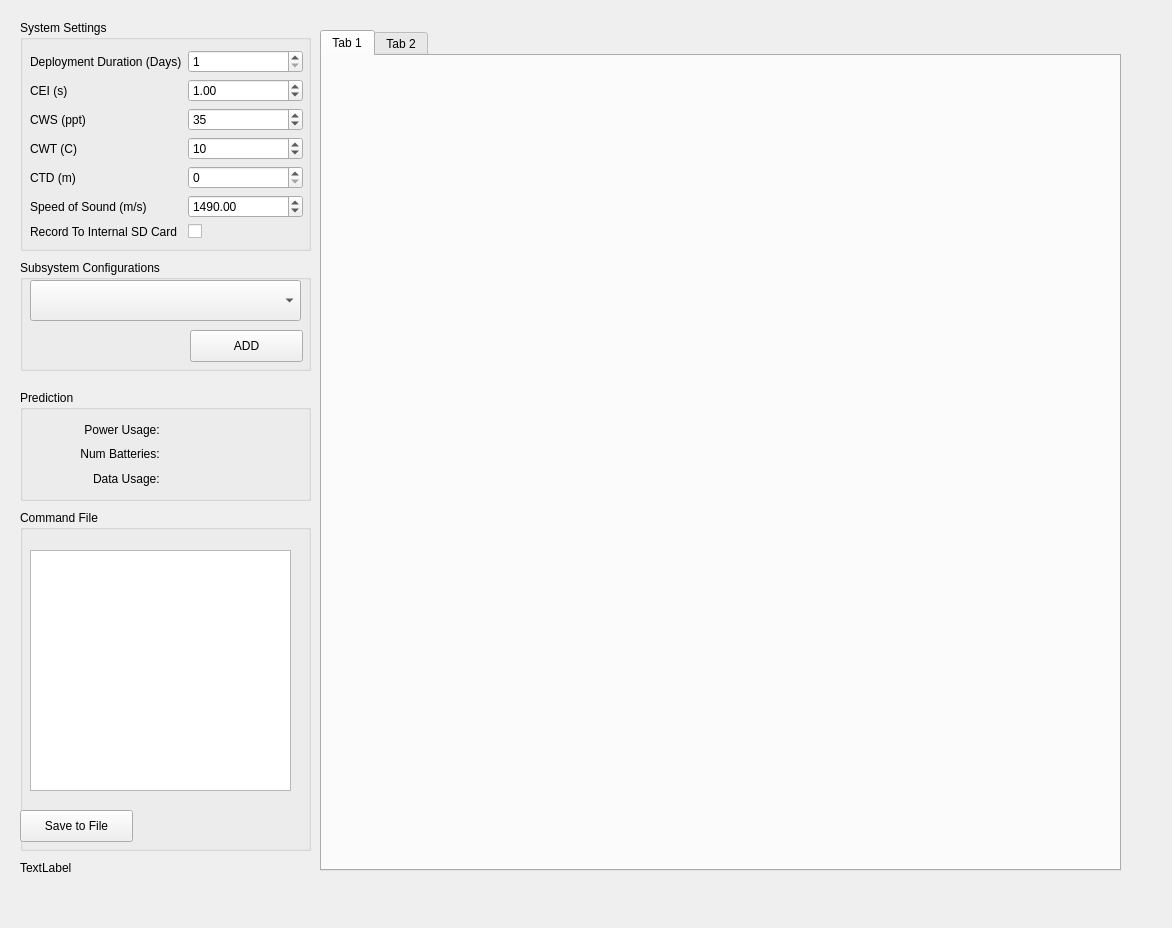
The window that PredictR_view/predictor_view.ui (ricorx7/PredictR) describes before a commit, drawn with Qt 5.
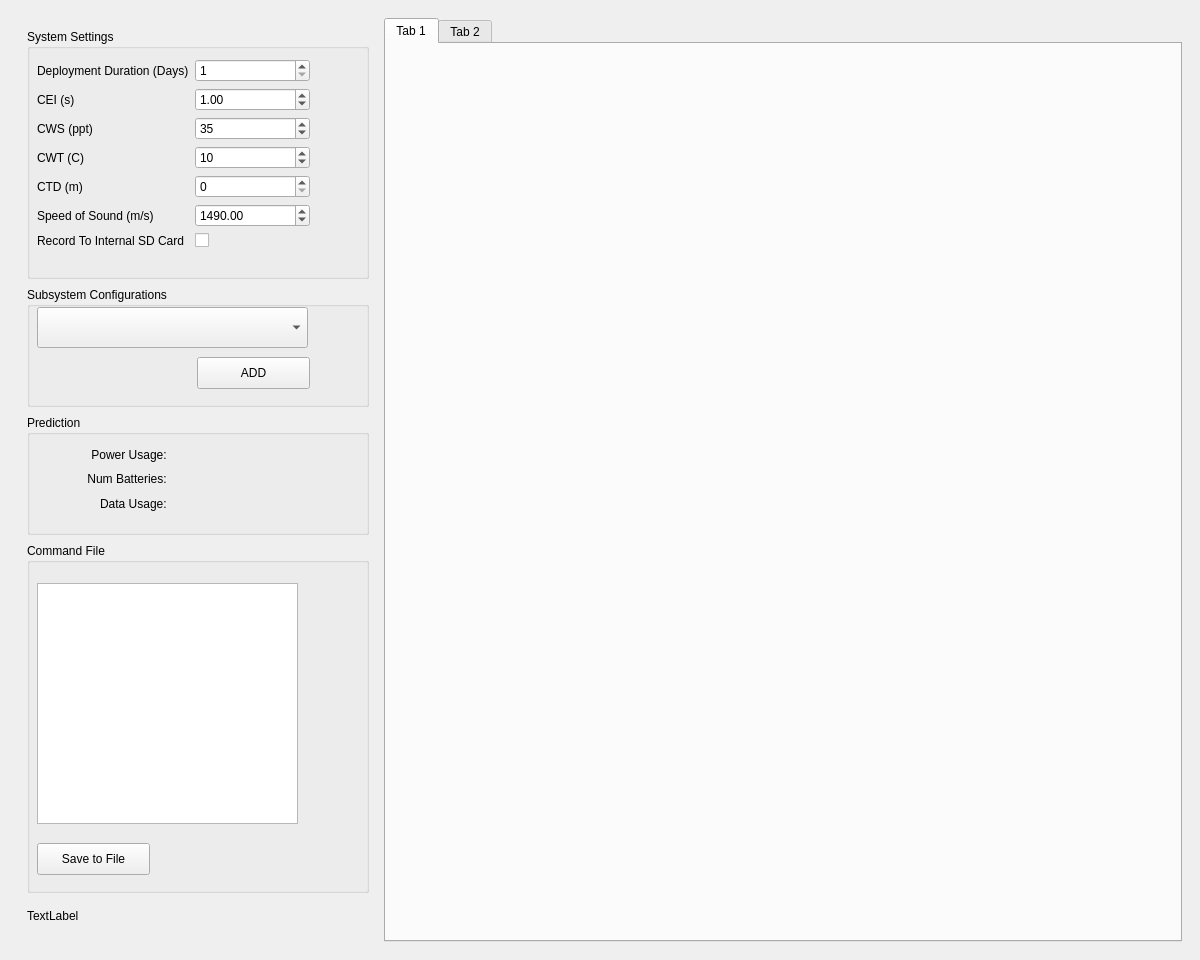
The same window after the commit.

Commit message: Added scrollbar to view

```diff
--- a/PredictR_view/predictor_view.ui
+++ b/PredictR_view/predictor_view.ui
@@ -6,22 +6,79 @@
    <rect>
     <x>0</x>
     <y>0</y>
-    <width>1172</width>
-    <height>928</height>
+    <width>1200</width>
+    <height>960</height>
    </rect>
   </property>
   <property name="windowTitle">
    <string>MainWindow</string>
   </property>
   <widget class="QWidget" name="centralWidget">
+   <layout class="QGridLayout" name="gridLayout">
+    <item row="0" column="0">
+     <widget class="QScrollArea" name="scrollArea">
+      <property name="frameShape">
+       <enum>QFrame::NoFrame</enum>
+      </property>
+      <property name="lineWidth">
+       <number>0</number>
+      </property>
+      <property name="verticalScrollBarPolicy">
+       <enum>Qt::ScrollBarAsNeeded</enum>
+      </property>
+      <property name="horizontalScrollBarPolicy">
+       <enum>Qt::ScrollBarAsNeeded</enum>
+      </property>
+      <property name="sizeAdjustPolicy">
+       <enum>QAbstractScrollArea::AdjustToContents</enum>
+      </property>
+      <property name="widgetResizable">
+       <bool>true</bool>
+      </property>
+      <widget class="QWidget" name="scrollAreaWidgetContents">
+       <property name="geometry">
+        <rect>
+         <x>0</x>
+         <y>0</y>
+         <width>1182</width>
+         <height>942</height>
+        </rect>
+       </property>
+       <layout class="QHBoxLayout" name="horizontalLayout">
+        <item>
+         <widget class="QWidget" name="widget" native="true">
+          <property name="sizePolicy">
+           <sizepolicy hsizetype="Preferred" vsizetype="Preferred">
+            <horstretch>0</horstretch>
+            <verstretch>0</verstretch>
+           </sizepolicy>
+          </property>
+          <property name="minimumSize">
+           <size>
+            <width>360</width>
+            <height>900</height>
+           </size>
+          </property>
+          <property name="maximumSize">
+           <size>
+            <width>360</width>
+            <height>16777214</height>
+           </size>
+          </property>
+          <layout class="QGridLayout" name="gridLayout_3">
+           <item row="0" column="0">
    <widget class="QGroupBox" name="groupBox">
-    <property name="geometry">
-     <rect>
-      <x>20</x>
-      <y>20</y>
-      <width>291</width>
-      <height>231</height>
-     </rect>
+             <property name="sizePolicy">
+              <sizepolicy hsizetype="Minimum" vsizetype="Minimum">
+               <horstretch>0</horstretch>
+               <verstretch>0</verstretch>
+              </sizepolicy>
+             </property>
+             <property name="maximumSize">
+              <size>
+               <width>16777215</width>
+               <height>250</height>
+              </size>
     </property>
     <property name="title">
      <string>System Settings</string>
@@ -155,14 +212,20 @@
      </layout>
     </widget>
    </widget>
+           </item>
+           <item row="1" column="0">
    <widget class="QGroupBox" name="subsystemConfigGroupBox">
-    <property name="geometry">
-     <rect>
-      <x>20</x>
-      <y>260</y>
-      <width>291</width>
-      <height>111</height>
-     </rect>
+             <property name="sizePolicy">
+              <sizepolicy hsizetype="Preferred" vsizetype="Minimum">
+               <horstretch>0</horstretch>
+               <verstretch>0</verstretch>
+              </sizepolicy>
+             </property>
+             <property name="maximumSize">
+              <size>
+               <width>16777215</width>
+               <height>120</height>
+              </size>
     </property>
     <property name="title">
      <string>Subsystem Configurations</string>
@@ -191,40 +254,20 @@
      </property>
     </widget>
    </widget>
-   <widget class="QTabWidget" name="tabSubsystem">
-    <property name="enabled">
-     <bool>true</bool>
-    </property>
-    <property name="geometry">
-     <rect>
-      <x>320</x>
-      <y>30</y>
-      <width>801</width>
-      <height>841</height>
-     </rect>
-    </property>
-    <property name="currentIndex">
-     <number>0</number>
-    </property>
-    <widget class="QWidget" name="tab_3">
-     <attribute name="title">
-      <string>Tab 1</string>
-     </attribute>
-    </widget>
-    <widget class="QWidget" name="tab_4">
-     <attribute name="title">
-      <string>Tab 2</string>
-     </attribute>
-    </widget>
-   </widget>
+           </item>
+           <item row="2" column="0">
    <widget class="QGroupBox" name="predictionGroupBox">
-    <property name="geometry">
-     <rect>
-      <x>20</x>
-      <y>390</y>
-      <width>291</width>
-      <height>111</height>
-     </rect>
+             <property name="sizePolicy">
+              <sizepolicy hsizetype="Preferred" vsizetype="Minimum">
+               <horstretch>0</horstretch>
+               <verstretch>0</verstretch>
+              </sizepolicy>
+             </property>
+             <property name="maximumSize">
+              <size>
+               <width>16777215</width>
+               <height>120</height>
+              </size>
     </property>
     <property name="title">
      <string>Prediction</string>
@@ -299,14 +342,20 @@
      </layout>
     </widget>
    </widget>
+           </item>
+           <item row="3" column="0">
    <widget class="QGroupBox" name="commandFileGroupBox">
-    <property name="geometry">
-     <rect>
-      <x>20</x>
-      <y>510</y>
-      <width>291</width>
-      <height>341</height>
-     </rect>
+             <property name="sizePolicy">
+              <sizepolicy hsizetype="Minimum" vsizetype="Minimum">
+               <horstretch>0</horstretch>
+               <verstretch>0</verstretch>
+              </sizepolicy>
+             </property>
+             <property name="maximumSize">
+              <size>
+               <width>16777215</width>
+               <height>350</height>
+              </size>
     </property>
     <property name="title">
      <string>Command File</string>
@@ -324,7 +373,7 @@
     <widget class="QPushButton" name="saveCommandsButton">
      <property name="geometry">
       <rect>
-       <x>0</x>
+                <x>10</x>
        <y>300</y>
        <width>113</width>
        <height>32</height>
@@ -335,19 +384,69 @@
      </property>
     </widget>
    </widget>
+           </item>
+           <item row="4" column="0">
    <widget class="QLabel" name="revLabel">
-    <property name="geometry">
-     <rect>
-      <x>20</x>
-      <y>860</y>
-      <width>291</width>
-      <height>16</height>
-     </rect>
+             <property name="sizePolicy">
+              <sizepolicy hsizetype="Preferred" vsizetype="Minimum">
+               <horstretch>0</horstretch>
+               <verstretch>0</verstretch>
+              </sizepolicy>
+             </property>
+             <property name="maximumSize">
+              <size>
+               <width>16777215</width>
+               <height>30</height>
+              </size>
     </property>
     <property name="text">
      <string>TextLabel</string>
     </property>
-   </widget>
+             <property name="margin">
+              <number>5</number>
+             </property>
+            </widget>
+           </item>
+          </layout>
+         </widget>
+        </item>
+        <item>
+         <widget class="QTabWidget" name="tabSubsystem">
+          <property name="enabled">
+           <bool>true</bool>
+          </property>
+          <property name="sizePolicy">
+           <sizepolicy hsizetype="Preferred" vsizetype="Preferred">
+            <horstretch>0</horstretch>
+            <verstretch>0</verstretch>
+           </sizepolicy>
+          </property>
+          <property name="minimumSize">
+           <size>
+            <width>775</width>
+            <height>0</height>
+           </size>
+          </property>
+          <property name="currentIndex">
+           <number>0</number>
+          </property>
+          <widget class="QWidget" name="tab_3">
+           <attribute name="title">
+            <string>Tab 1</string>
+           </attribute>
+          </widget>
+          <widget class="QWidget" name="tab_4">
+           <attribute name="title">
+            <string>Tab 2</string>
+           </attribute>
+          </widget>
+         </widget>
+        </item>
+       </layout>
+      </widget>
+     </widget>
+    </item>
+   </layout>
   </widget>
  </widget>
  <resources/>
```
Lines whose indentation alone changed are shown as unchanged. The commit also changes 1 other file.
